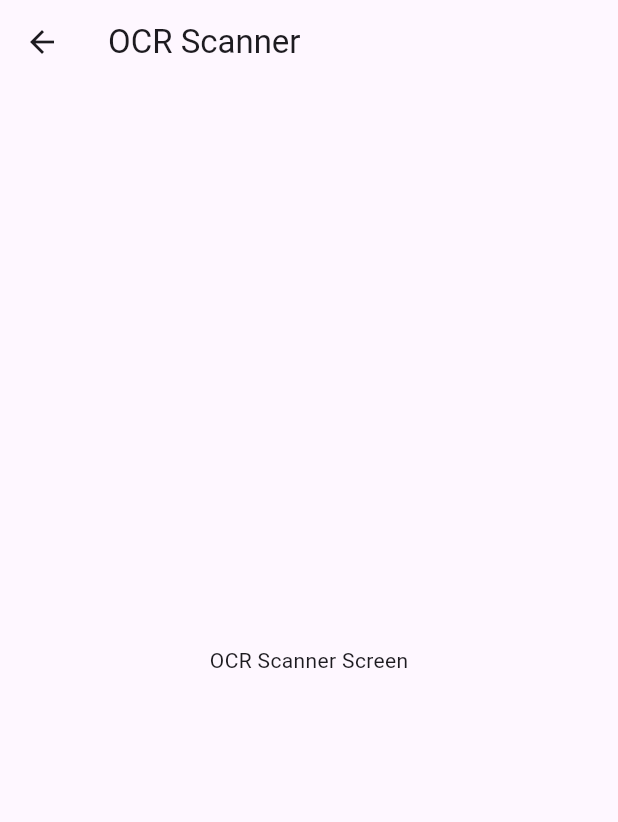
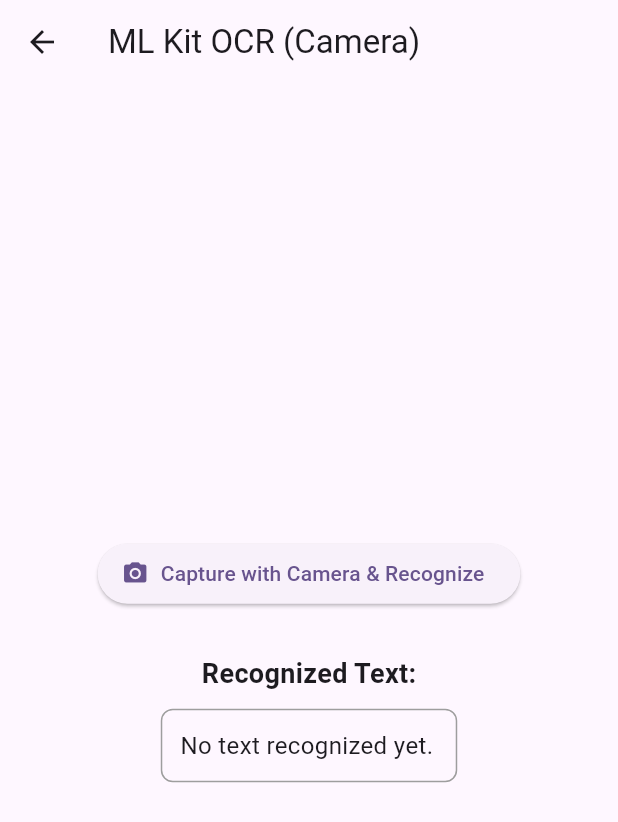
Before and after one commit to rasingollam/OCR-and-BarCode-Scanner-Using-Flutter, a Flutter app: the screen it shows after launch, after a tap on "OCR Scanner", on a phone screen of 412 x 824 dp. Shown: the top 822 px of the screen. Run offline on Flutter 3.47's test engine with Material 3 defaults, Android fonts, the phone set to English and light mode, and no system bars; our stand-ins replace image_picker, native_barcode_scanner, permission_handler; missing offline and left inert: google_mlkit_text_recognition.

```diff
--- a/ocr_and_barcode_scanner/lib/screens/ocr_scanner_screen.dart
+++ b/ocr_and_barcode_scanner/lib/screens/ocr_scanner_screen.dart
@@ -1,16 +1,122 @@
+import 'dart:io';
 import 'package:flutter/material.dart';
+import 'package:google_mlkit_text_recognition/google_mlkit_text_recognition.dart';
+import 'package:image_picker/image_picker.dart';
+import 'package:permission_handler/permission_handler.dart';
 
-class OcrScannerScreen extends StatelessWidget {
+class OcrScannerScreen extends StatefulWidget {
   const OcrScannerScreen({super.key});
+
+  @override
+  State<OcrScannerScreen> createState() => _OcrScannerScreenState();
+}
+
+class _OcrScannerScreenState extends State<OcrScannerScreen> {
+  String _recognizedText = "No text recognized yet.";
+  File? _pickedImageFile;
+  final ImagePicker _picker = ImagePicker();
+  final TextRecognizer _textRecognizer = TextRecognizer(); // Simplified for Latin script
+  bool _isProcessing = false;
+
+  @override
+  void initState() {
+    super.initState();
+    _requestPermissions();
+  }
+
+  Future<void> _requestPermissions() async {
+    await Permission.camera.request();
+    await Permission.storage.request();
+  }
+
+  Future<void> _processImageFromCamera() async {
+    if (_isProcessing) return;
+    setState(() {
+      _isProcessing = true;
+      _recognizedText = "Processing...";
+      _pickedImageFile = null;
+    });
+
+    try {
+      final XFile? pickedFile = await _picker.pickImage(source: ImageSource.camera);
+      if (pickedFile != null) {
+        _pickedImageFile = File(pickedFile.path);
+        final inputImage = InputImage.fromFilePath(pickedFile.path);
+        final RecognizedText recognisedText =
+            await _textRecognizer.processImage(inputImage);
+        setState(() {
+          _recognizedText = recognisedText.text.isEmpty
+              ? "No text found in the image."
+              : recognisedText.text;
+        });
+      } else {
+        setState(() {
+          _recognizedText = "No image captured.";
+        });
+      }
+    } catch (e) {
+      setState(() {
+        _recognizedText = "Error: ${e.toString()}";
+      });
+      debugPrint("Error processing image: $e");
+    } finally {
+      setState(() {
+        _isProcessing = false;
+      });
+    }
+  }
+
+  @override
+  void dispose() {
+    _textRecognizer.close();
+    super.dispose();
+  }
 
   @override
   Widget build(BuildContext context) {
     return Scaffold(
-      appBar: AppBar(
-        title: const Text('OCR Scanner'),
-      ),
-      body: const Center(
-        child: Text('OCR Scanner Screen'),
+      appBar: AppBar(title: const Text('ML Kit OCR (Camera)')),
+      body: Center(
+        child: SingleChildScrollView(
+          padding: const EdgeInsets.all(16.0),
+          child: Column(
+            mainAxisAlignment: MainAxisAlignment.center,
+            children: [
+              if (_pickedImageFile != null)
+                Padding(
+                  padding: const EdgeInsets.only(bottom: 20.0),
+                  child: Image.file(
+                    _pickedImageFile!,
+                    height: 200,
+                    fit: BoxFit.contain,
+                  ),
+                ),
+              ElevatedButton.icon(
+                icon: const Icon(Icons.camera_alt),
+                onPressed: _isProcessing ? null : _processImageFromCamera,
+                label: const Text('Capture with Camera & Recognize'),
+              ),
+              const SizedBox(height: 30),
+              const Text(
+                "Recognized Text:",
+                style: TextStyle(fontSize: 18, fontWeight: FontWeight.bold),
+              ),
+              const SizedBox(height: 10),
+              Container(
+                padding: const EdgeInsets.all(12.0),
+                decoration: BoxDecoration(
+                  border: Border.all(color: Colors.grey),
+                  borderRadius: BorderRadius.circular(8.0),
+                ),
+                child: SelectableText(
+                  _recognizedText,
+                  textAlign: TextAlign.left,
+                  style: const TextStyle(fontSize: 16),
+                ),
+              ),
+            ],
+          ),
+        ),
       ),
     );
   }
--- a/ocr_and_barcode_scanner/pubspec.yaml
+++ b/ocr_and_barcode_scanner/pubspec.yaml
@@ -30,8 +30,10 @@
 dependencies:
   flutter:
     sdk: flutter
-  native_barcode_scanner: ^1.0.11
-  permission_handler: ^11.3.1 # Or the latest version
+  native_barcode_scanner: ^1.0.11 # For barcode scanning
+  permission_handler: ^11.3.1 # For handling permissions
+  image_picker: ^1.1.2 # For picking images
+  google_mlkit_text_recognition: ^0.11.0 # Add ML Kit text recognition (or latest)
 
   # The following adds the Cupertino Icons font to your application.
   # Use with the CupertinoIcons class for iOS style icons.
```
Also changed, not shown: ocr_and_barcode_scanner/pubspec.lock, 6 other files.
